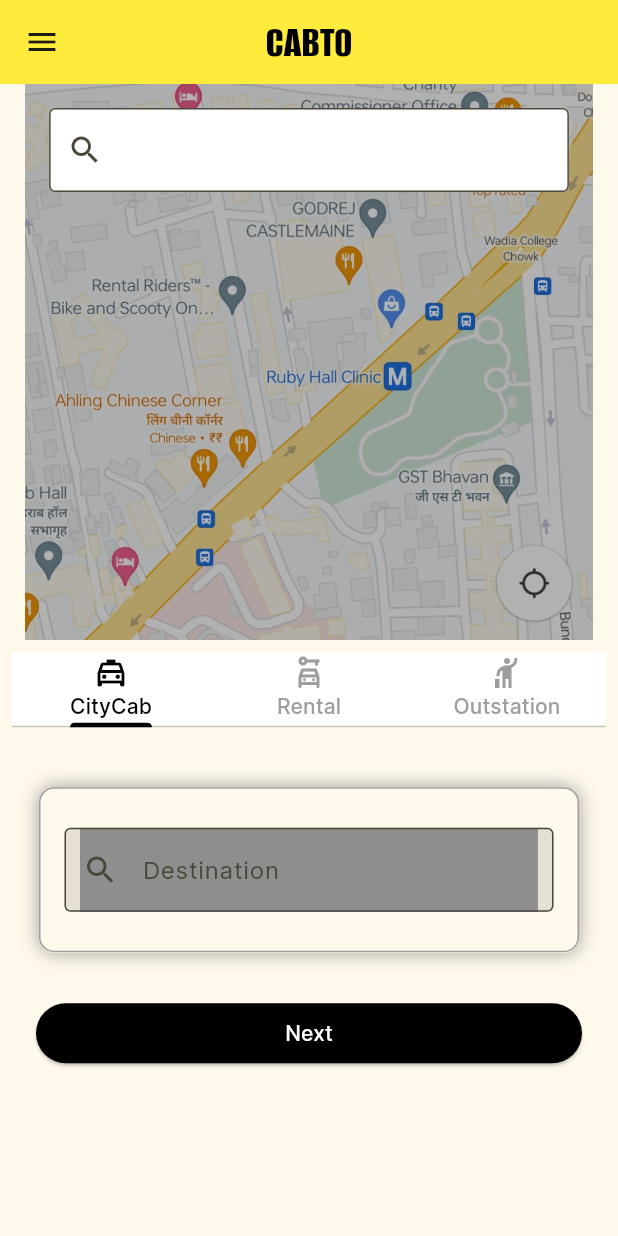
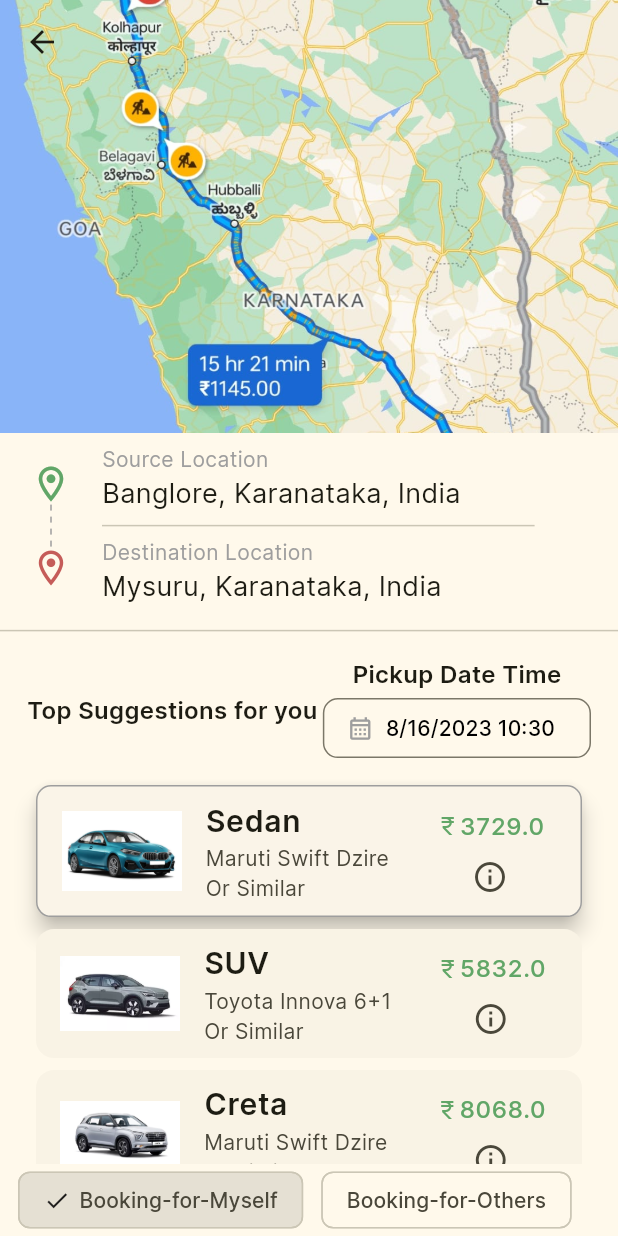
Before and after one commit to vyankatesh-nyati/budhana_tech, a Flutter app: the screen it shows after launch, after a tap on "Next", on a phone screen of 412 x 824 dp. Run offline on Flutter 3.47's test engine with Material 2 defaults, Android fonts, the phone set to English and light mode, and no system bars; drawn by our look-alikes of dotted_line.

Commit message:
final commit

```diff
--- a/lib/custom/cab_type.dart
+++ b/lib/custom/cab_type.dart
@@ -3,6 +3,7 @@ import 'package:budhana_tech_task/custom/common/button.dart';
 import 'package:budhana_tech_task/custom/common/container.dart';
 import 'package:budhana_tech_task/custom/common/search_bar.dart';
 import 'package:budhana_tech_task/enums/trip.dart';
+import 'package:budhana_tech_task/screens/vehical.dart';
 import 'package:flutter/material.dart';
 
 class CabTypeWidget extends StatefulWidget {
@@ -20,6 +21,14 @@ class _CabTypeWidgetState extends State<CabTypeWidget> {
   ];
 
   TripEnum tripType = TripEnum.oneWay;
+
+  void onClickNextHandler() => {
+        Navigator.of(context).push(
+          MaterialPageRoute(
+            builder: (context) => const VehicalScreen(),
+          ),
+        )
+      };
 
   @override
   Widget build(BuildContext context) {
@@ -58,22 +67,23 @@ class _CabTypeWidgetState extends State<CabTypeWidget> {
             height: MediaQuery.of(context).size.height * 0.45,
             child: TabBarView(
               children: [
-                const Column(
+                Column(
                   children: [
-                    SizedBox(height: 16),
-                    CustomContainer(
+                    const SizedBox(height: 16),
+                    const CustomContainer(
                       child: CustomSearchBar(labelText: "Destination"),
                     ),
-                    SizedBox(height: 30),
-                    CustomButton(buttonText: "Next"),
-                    SizedBox(height: 30)
+                    const SizedBox(height: 30),
+                    CustomButton(
+                        buttonText: "Next", onPressed: onClickNextHandler),
+                    const SizedBox(height: 30)
                   ],
                 ),
-                const Column(
+                Column(
                   // mainAxisAlignment: MainAxisAlignment.start,
                   children: [
-                    SizedBox(height: 16),
-                    CustomContainer(
+                    const SizedBox(height: 16),
+                    const CustomContainer(
                       child: Padding(
                         padding: EdgeInsets.symmetric(
                           vertical: 24,
@@ -149,7 +159,10 @@ class _CabTypeWidgetState extends State<CabTypeWidget> {
                       ),
                     ),
                     SizedBox(height: 30),
-                    CustomButton(buttonText: "Next"),
+                    CustomButton(
+                      buttonText: "Next",
+                      onPressed: onClickNextHandler,
+                    ),
                     SizedBox(height: 30)
                   ],
                 ),
@@ -165,68 +178,46 @@ class _CabTypeWidgetState extends State<CabTypeWidget> {
                             children: [
                               const SizedBox(width: 12),
                               tripType == TripEnum.oneWay
-                                  ? ElevatedButton.icon(
-                                      onPressed: null,
-                                      icon: const Icon(Icons.done),
-                                      label: Text(TripEnum.oneWay.type),
-                                      style: ElevatedButton.styleFrom(
-                                        disabledForegroundColor: black,
-                                        shape: RoundedRectangleBorder(
-                                          borderRadius:
-                                              BorderRadius.circular(8),
-                                        ),
+                                  ? Chip(
+                                      label: Row(
+                                        children: [
+                                          const Icon(Icons.done, size: 18),
+                                          const SizedBox(width: 6),
+                                          Text(TripEnum.oneWay.type)
+                                        ],
                                       ),
+                                      backgroundColor: black.withOpacity(0.1),
                                     )
-                                  : OutlinedButton(
-                                      onPressed: () {
+                                  : GestureDetector(
+                                      onTap: () {
                                         setState(() {
                                           tripType = TripEnum.oneWay;
                                         });
                                       },
-                                      style: OutlinedButton.styleFrom(
-                                        shape: RoundedRectangleBorder(
-                                          borderRadius:
-                                              BorderRadius.circular(8),
-                                        ),
-                                      ),
-                                      child: Text(
-                                        TripEnum.oneWay.type,
-                                        style: const TextStyle(
-                                          color: black,
-                                        ),
+                                      child: Chip(
+                                        label: Text(TripEnum.oneWay.type),
                                       ),
                                     ),
                               const SizedBox(width: 12),
                               tripType == TripEnum.roundTrip
-                                  ? ElevatedButton.icon(
-                                      onPressed: null,
-                                      icon: const Icon(Icons.done),
-                                      label: Text(TripEnum.roundTrip.type),
-                                      style: ElevatedButton.styleFrom(
-                                        disabledForegroundColor: black,
-                                        shape: RoundedRectangleBorder(
-                                          borderRadius:
-                                              BorderRadius.circular(8),
-                                        ),
+                                  ? Chip(
+                                      label: Row(
+                                        children: [
+                                          const Icon(Icons.done, size: 18),
+                                          const SizedBox(width: 6),
+                                          Text(TripEnum.roundTrip.type)
+                                        ],
                                       ),
+                                      backgroundColor: black.withOpacity(0.1),
                                     )
-                                  : OutlinedButton(
-                                      onPressed: () {
+                                  : GestureDetector(
+                                      onTap: () {
                                         setState(() {
                                           tripType = TripEnum.roundTrip;
                                         });
                                       },
-                                      style: OutlinedButton.styleFrom(
-                                        shape: RoundedRectangleBorder(
-                                          borderRadius:
-                                              BorderRadius.circular(8),
-                                        ),
-                                      ),
-                                      child: Text(
-                                        TripEnum.roundTrip.type,
-                                        style: const TextStyle(
-                                          color: black,
-                                        ),
+                                      child: Chip(
+                                        label: Text(TripEnum.roundTrip.type),
                                       ),
                                     ),
                             ],
@@ -236,7 +227,10 @@ class _CabTypeWidgetState extends State<CabTypeWidget> {
                       ),
                     ),
                     const SizedBox(height: 30),
-                    const CustomButton(buttonText: "Next"),
+                    CustomButton(
+                      buttonText: "Next",
+                      onPressed: onClickNextHandler,
+                    ),
                     const SizedBox(height: 30)
                   ],
                 ),
--- a/lib/custom/common/button.dart
+++ b/lib/custom/common/button.dart
@@ -7,9 +7,11 @@ class CustomButton extends StatelessWidget {
   const CustomButton({
     Key? key,
     required this.buttonText,
+    this.onPressed,
   }) : super(key: key);
 
   final String buttonText;
+  final VoidCallback? onPressed;
 
   @override
   Widget build(BuildContext context) {
@@ -19,7 +21,7 @@ class CustomButton extends StatelessWidget {
         style: ElevatedButton.styleFrom(
             backgroundColor: black,
             fixedSize: const Size.fromWidth(double.maxFinite)),
-        onPressed: () {},
+        onPressed: onPressed ?? () {},
         child: Text(
           buttonText,
           style: const TextStyle(color: white),
--- /dev/null
+++ b/lib/enums/booking.dart
@@ -0,0 +1,7 @@
+enum BookingEnum {
+  bookingForOthers("Booking-for-Others"),
+  bookingForMyself("Booking-for-Myself");
+
+  final String type;
+  const BookingEnum(this.type);
+}
--- /dev/null
+++ b/lib/models/vehical.dart
@@ -0,0 +1,31 @@
+class VehicalModel {
+  final String image;
+  final String title;
+  final String subTitle;
+  final double price;
+
+  VehicalModel({
+    required this.image,
+    required this.title,
+    required this.subTitle,
+    required this.price,
+  });
+
+  Map<String, dynamic> toMap() {
+    return <String, dynamic>{
+      'image': image,
+      'title': title,
+      'subTitle': subTitle,
+      'price': price,
+    };
+  }
+
+  factory VehicalModel.fromMap(Map<String, dynamic> map) {
+    return VehicalModel(
+      image: map['image'] as String,
+      title: map['title'] as String,
+      subTitle: map['subTitle'] as String,
+      price: map['price'] as double,
+    );
+  }
+}
--- a/lib/screens/home.dart
+++ b/lib/screens/home.dart
@@ -21,6 +21,7 @@ class HomeScreen extends StatelessWidget {
                 Image.asset(
                   "assets/images/map.jpeg",
                   height: MediaQuery.of(context).size.height * 0.45,
+                  width: double.infinity,
                   fit: BoxFit.cover,
                 ),
                 const Positioned(
@@ -33,9 +34,7 @@ class HomeScreen extends StatelessWidget {
                       decoration: InputDecoration(
                         filled: true,
                         fillColor: white,
-                        border: OutlineInputBorder(
-
-                        ),
+                        border: OutlineInputBorder(),
                         prefixIcon: Icon(Icons.search),
                       ),
                     ),
--- /dev/null
+++ b/lib/screens/vehical.dart
@@ -0,0 +1,318 @@
+import 'package:budhana_tech_task/config/colors.dart';
+import 'package:budhana_tech_task/enums/booking.dart';
+import 'package:budhana_tech_task/models/vehical.dart';
+import 'package:dotted_line/dotted_line.dart';
+import 'package:flutter/material.dart';
+import 'package:intl/intl.dart';
+
+class VehicalScreen extends StatefulWidget {
+  const VehicalScreen({super.key});
+
+  @override
+  State<VehicalScreen> createState() => _VehicalScreenState();
+}
+
+class _VehicalScreenState extends State<VehicalScreen> {
+  String date = DateFormat.yMd().format(DateTime.now());
+  String time = DateFormat.Hm().format(DateTime.now());
+  int selectedVehicalIndex = 0;
+  BookingEnum bookingType = BookingEnum.bookingForMyself;
+
+  List<VehicalModel> vehicalsList = [
+    VehicalModel(
+      image: "assets/images/sedan.jpg",
+      title: "Sedan",
+      subTitle: "Maruti Swift Dzire Or Similar",
+      price: 3729,
+    ),
+    VehicalModel(
+      image: "assets/images/suv.webp",
+      title: "SUV",
+      subTitle: "Toyota Innova 6+1 Or Similar",
+      price: 5832,
+    ),
+    VehicalModel(
+      image: "assets/images/creta.webp",
+      title: "Creta",
+      subTitle: "Maruti Swift Dzire Or Similar",
+      price: 8068,
+    ),
+    VehicalModel(
+      image: "assets/images/toyto.webp",
+      title: "Toyto",
+      subTitle: "Maruti Swift Dzire Or Similar",
+      price: 10000,
+    ),
+  ];
+
+  @override
+  Widget build(BuildContext context) {
+    return SafeArea(
+      child: Scaffold(
+        appBar: AppBar(
+          backgroundColor: transparent,
+        ),
+        extendBodyBehindAppBar: true,
+        body: Column(
+          children: [
+            Image.asset(
+              "assets/images/direction.jpeg",
+              height: MediaQuery.of(context).size.height * 0.35,
+              width: double.infinity,
+              fit: BoxFit.cover,
+            ),
+            Row(
+              children: [
+                const Padding(
+                  padding: EdgeInsets.symmetric(
+                    horizontal: 20,
+                    vertical: 20,
+                  ),
+                  child: Column(
+                    children: [
+                      Icon(
+                        Icons.location_on_outlined,
+                        color: green,
+                        size: 28,
+                      ),
+                      SizedBox(
+                        height: 28,
+                        child: DottedLine(
+                          direction: Axis.vertical,
+                          dashColor: grey,
+                        ),
+                      ),
+                      Icon(
+                        Icons.location_on_outlined,
+                        color: red,
+                        size: 28,
+                      ),
+                    ],
+                  ),
+                ),
+                Column(
+                  crossAxisAlignment: CrossAxisAlignment.start,
+                  children: [
+                    const Text(
+                      "Source Location",
+                      style: TextStyle(
+                        color: grey,
+                      ),
+                    ),
+                    const Text(
+                      "Banglore, Karanataka, India",
+                      style: TextStyle(
+                        fontSize: 18,
+                      ),
+                    ),
+                    SizedBox(
+                      width: MediaQuery.of(context).size.width * 0.7,
+                      child: const Divider(),
+                    ),
+                    const Text(
+                      "Destination Location",
+                      style: TextStyle(
+                        color: grey,
+                      ),
+                    ),
+                    const Text(
+                      "Mysuru, Karanataka, India",
+                      style: TextStyle(
+                        fontSize: 18,
+                      ),
+                    ),
+                  ],
+                )
+              ],
+            ),
+            const Divider(),
+            Padding(
+              padding: const EdgeInsets.symmetric(
+                horizontal: 18,
+                vertical: 10,
+              ),
+              child: Row(
+                mainAxisAlignment: MainAxisAlignment.spaceBetween,
+                children: [
+                  const Text(
+                    "Top Suggestions for you",
+                    style: TextStyle(
+                      fontWeight: FontWeight.bold,
+                      fontSize: 16,
+                    ),
+                  ),
+                  Column(
+                    children: [
+                      const Text(
+                        "Pickup Date Time",
+                        style: TextStyle(
+                          fontWeight: FontWeight.bold,
+                          fontSize: 16,
+                        ),
+                      ),
+                      OutlinedButton.icon(
+                        onPressed: () async {
+                          final DateTime? dateTime = await showDatePicker(
+                            context: context,
+                            firstDate: DateTime.now(),
+                            initialDate: DateTime.now(),
+                            lastDate: DateTime(3000),
+                            initialEntryMode: DatePickerEntryMode.calendarOnly,
+                          );
+                          if (dateTime != null) {
+                            if (context.mounted) {
+                              final TimeOfDay? timeDate = await showTimePicker(
+                                context: context,
+                                initialTime: TimeOfDay.now(),
+                              );
+                              if (timeDate != null) {
+                                setState(() {
+                                  time = timeDate.format(context);
+                                });
+                              }
+                            }
+                            setState(() {
+                              date = DateFormat.yMd().format(dateTime);
+                            });
+                          }
+                        },
+                        style: OutlinedButton.styleFrom(
+                          shape: RoundedRectangleBorder(
+                            borderRadius: BorderRadius.circular(10),
+                          ),
+                        ),
+                        icon: const Icon(
+                          Icons.calendar_month_outlined,
+                          color: grey,
+                        ),
+                        label: Text(
+                          "$date $time",
+                          style: const TextStyle(
+                            color: black,
+                          ),
+                        ),
+                      ),
+                    ],
+                  )
+                ],
+              ),
+            ),
+            Expanded(
+              child: ListView.builder(
+                itemCount: vehicalsList.length,
+                padding: const EdgeInsets.only(
+                  left: 20,
+                  right: 20,
+                  bottom: 20,
+                ),
+                itemBuilder: (context, index) {
+                  return Card(
+                    elevation: index == selectedVehicalIndex ? 6 : 0,
+                    surfaceTintColor: white,
+                    child: ListTile(
+                      shape: index == selectedVehicalIndex
+                          ? RoundedRectangleBorder(
+                              borderRadius: BorderRadius.circular(10),
+                              side: const BorderSide(color: grey),
+                            )
+                          : null,
+                      onTap: () {
+                        setState(() {
+                          selectedVehicalIndex = index;
+                        });
+                      },
+                      leading: SizedBox(
+                        height: 80,
+                        width: 80,
+                        child: Image.asset(vehicalsList[index].image),
+                      ),
+                      title: Text(
+                        vehicalsList[index].title,
+                        style: const TextStyle(
+                          fontSize: 20,
+                          fontWeight: FontWeight.bold,
+                        ),
+                      ),
+                      subtitle: Text(vehicalsList[index].subTitle),
+                      trailing: Column(
+                        children: [
+                          Row(
+                            mainAxisSize: MainAxisSize.min,
+                            children: [
+                              const Icon(
+                                Icons.currency_rupee_outlined,
+                                size: 16,
+                                color: green,
+                              ),
+                              Text(
+                                vehicalsList[index].price.toString(),
+                                style: const TextStyle(
+                                  fontSize: 16,
+                                  color: green,
+                                ),
+                              )
+                            ],
+                          ),
+                          const SizedBox(height: 10),
+                          const Icon(Icons.info_outline)
+                        ],
+                      ),
+                    ),
+                  );
+                },
+              ),
+            ),
+            Row(
+              children: [
+                const SizedBox(width: 12),
+                bookingType == BookingEnum.bookingForMyself
+                    ? Chip(
+                        label: Row(
+                          children: [
+                            const Icon(Icons.done, size: 18),
+                            const SizedBox(width: 6),
+                            Text(BookingEnum.bookingForMyself.type)
+                          ],
+                        ),
+                        backgroundColor: black.withOpacity(0.1),
+                      )
+                    : GestureDetector(
+                        onTap: () {
+                          setState(() {
+                            bookingType = BookingEnum.bookingForMyself;
+                          });
+                        },
+                        child: Chip(
+                          label: Text(BookingEnum.bookingForMyself.type),
+                        ),
+                      ),
+                const SizedBox(width: 12),
+                bookingType == BookingEnum.bookingForOthers
+                    ? Chip(
+                        label: Row(
+                          children: [
+                            const Icon(Icons.done, size: 18),
+                            const SizedBox(width: 6),
+                            Text(BookingEnum.bookingForOthers.type)
+                          ],
+                        ),
+                        backgroundColor: black.withOpacity(0.1),
+                      )
+                    : GestureDetector(
+                        onTap: () {
+                          setState(() {
+                            bookingType = BookingEnum.bookingForOthers;
+                          });
+                        },
+                        child: Chip(
+                          label: Text(BookingEnum.bookingForOthers.type),
+                        ),
+                      ),
+              ],
+            ),
+          ],
+        ),
+      ),
+    );
+  }
+}
```
Also changed, not shown: pubspec.yaml (+5 -2 lines), assets/images/creta.webp (added), assets/images/direction.jpeg (added), assets/images/sedan.jpg (added), assets/images/suv.webp (added), assets/images/toyto.webp (added), pubspec.lock.
